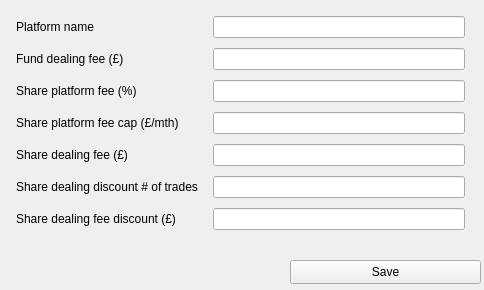
RolandWH/SIPPCompare, file gui/platform_edit.ui: the form before one commit.
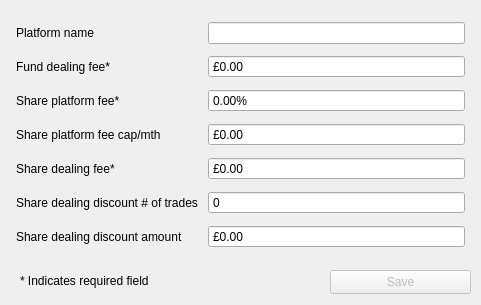
The form after the commit.

Commit message: platform edit error checking, more comments, misc other changes

The edit to the form file:
```diff
--- a/gui/platform_edit.ui
+++ b/gui/platform_edit.ui
@@ -6,8 +6,8 @@
    <rect>
     <x>0</x>
     <y>0</y>
-    <width>484</width>
-    <height>290</height>
+    <width>481</width>
+    <height>305</height>
    </rect>
   </property>
   <property name="windowTitle">
@@ -19,7 +19,7 @@
      <x>10</x>
      <y>10</y>
      <width>461</width>
-     <height>226</height>
+     <height>251</height>
     </rect>
    </property>
    <layout class="QGridLayout" name="gridLayout">
@@ -36,32 +36,11 @@
      <number>6</number>
     </property>
     <property name="horizontalSpacing">
-     <number>15</number>
-    </property>
-    <property name="verticalSpacing">
      <number>10</number>
     </property>
-    <item row="4" column="0" colspan="2">
-     <widget class="QLabel" name="share_plat_max_fee_lab">
-      <property name="text">
-       <string>Share platform fee cap (£/mth)</string>
-      </property>
-     </widget>
-    </item>
-    <item row="8" column="0" colspan="2">
-     <widget class="QLabel" name="share_deal_reduce_amount_lab">
-      <property name="text">
-       <string>Share dealing fee discount (£)</string>
-      </property>
-     </widget>
-    </item>
-    <item row="5" column="0" colspan="2">
-     <widget class="QLabel" name="share_deal_fee_lab">
-      <property name="text">
-       <string>Share dealing fee (£)</string>
-      </property>
-     </widget>
-    </item>
+    <property name="verticalSpacing">
+     <number>5</number>
+    </property>
     <item row="0" column="0" colspan="2">
      <widget class="QLabel" name="plat_name_lab">
       <property name="text">
@@ -69,14 +48,12 @@
       </property>
      </widget>
     </item>
-    <item row="5" column="2">
-     <widget class="QLineEdit" name="share_deal_fee_box"/>
-    </item>
-    <item row="1" column="2">
-     <widget class="QLineEdit" name="fund_deal_fee_box"/>
-    </item>
-    <item row="3" column="2">
-     <widget class="QLineEdit" name="share_plat_fee_box"/>
+    <item row="8" column="0" colspan="2">
+     <widget class="QLabel" name="share_deal_reduce_amount_lab">
+      <property name="text">
+       <string>Share dealing discount amount</string>
+      </property>
+     </widget>
     </item>
     <item row="0" column="2">
      <widget class="QLineEdit" name="plat_name_box"/>
@@ -84,26 +61,10 @@
     <item row="3" column="0" colspan="2">
      <widget class="QLabel" name="share_plat_fee_lab">
       <property name="text">
-       <string>Share platform fee (%)</string>
+       <string>Share platform fee*</string>
       </property>
      </widget>
     </item>
-    <item row="4" column="2">
-     <widget class="QLineEdit" name="share_plat_max_fee_box"/>
-    </item>
-    <item row="7" column="2">
-     <widget class="QLineEdit" name="share_deal_reduce_trades_box"/>
-    </item>
-    <item row="1" column="0" colspan="2">
-     <widget class="QLabel" name="fund_deal_fee_lab">
-      <property name="text">
-       <string>Fund dealing fee (£)</string>
-      </property>
-     </widget>
-    </item>
-    <item row="8" column="2">
-     <widget class="QLineEdit" name="share_deal_reduce_amount_box"/>
-    </item>
     <item row="7" column="0" colspan="2">
      <widget class="QLabel" name="share_deal_reduce_trades_lab">
       <property name="text">
@@ -111,14 +72,113 @@
       </property>
      </widget>
     </item>
+    <item row="5" column="0" colspan="2">
+     <widget class="QLabel" name="share_deal_fee_lab">
+      <property name="text">
+       <string>Share dealing fee*</string>
+      </property>
+     </widget>
+    </item>
+    <item row="1" column="0" colspan="2">
+     <widget class="QLabel" name="fund_deal_fee_lab">
+      <property name="text">
+       <string>Fund dealing fee*</string>
+      </property>
+     </widget>
+    </item>
+    <item row="4" column="0" colspan="2">
+     <widget class="QLabel" name="share_plat_max_fee_lab">
+      <property name="text">
+       <string>Share platform fee cap/mth</string>
+      </property>
+     </widget>
+    </item>
+    <item row="8" column="2">
+     <widget class="QDoubleSpinBox" name="share_deal_reduce_amount_box">
+      <property name="buttonSymbols">
+       <enum>QAbstractSpinBox::ButtonSymbols::NoButtons</enum>
+      </property>
+      <property name="correctionMode">
+       <enum>QAbstractSpinBox::CorrectionMode::CorrectToNearestValue</enum>
+      </property>
+      <property name="prefix">
+       <string>£</string>
+      </property>
+     </widget>
+    </item>
+    <item row="5" column="2">
+     <widget class="QDoubleSpinBox" name="share_deal_fee_box">
+      <property name="buttonSymbols">
+       <enum>QAbstractSpinBox::ButtonSymbols::NoButtons</enum>
+      </property>
+      <property name="correctionMode">
+       <enum>QAbstractSpinBox::CorrectionMode::CorrectToNearestValue</enum>
+      </property>
+      <property name="prefix">
+       <string>£</string>
+      </property>
+     </widget>
+    </item>
+    <item row="4" column="2">
+     <widget class="QDoubleSpinBox" name="share_plat_max_fee_box">
+      <property name="buttonSymbols">
+       <enum>QAbstractSpinBox::ButtonSymbols::NoButtons</enum>
+      </property>
+      <property name="correctionMode">
+       <enum>QAbstractSpinBox::CorrectionMode::CorrectToNearestValue</enum>
+      </property>
+      <property name="prefix">
+       <string>£</string>
+      </property>
+     </widget>
+    </item>
+    <item row="3" column="2">
+     <widget class="QDoubleSpinBox" name="share_plat_fee_box">
+      <property name="buttonSymbols">
+       <enum>QAbstractSpinBox::ButtonSymbols::NoButtons</enum>
+      </property>
+      <property name="correctionMode">
+       <enum>QAbstractSpinBox::CorrectionMode::CorrectToNearestValue</enum>
+      </property>
+      <property name="suffix">
+       <string>%</string>
+      </property>
+     </widget>
+    </item>
+    <item row="1" column="2">
+     <widget class="QDoubleSpinBox" name="fund_deal_fee_box">
+      <property name="buttonSymbols">
+       <enum>QAbstractSpinBox::ButtonSymbols::NoButtons</enum>
+      </property>
+      <property name="correctionMode">
+       <enum>QAbstractSpinBox::CorrectionMode::CorrectToNearestValue</enum>
+      </property>
+      <property name="prefix">
+       <string>£</string>
+      </property>
+     </widget>
+    </item>
+    <item row="7" column="2">
+     <widget class="QSpinBox" name="share_deal_reduce_trades_box">
+      <property name="buttonSymbols">
+       <enum>QAbstractSpinBox::ButtonSymbols::NoButtons</enum>
+      </property>
+      <property name="correctionMode">
+       <enum>QAbstractSpinBox::CorrectionMode::CorrectToNearestValue</enum>
+      </property>
+     </widget>
+    </item>
    </layout>
   </widget>
   <widget class="QPushButton" name="save_but">
+   <property name="enabled">
+    <bool>false</bool>
+   </property>
    <property name="geometry">
     <rect>
-     <x>290</x>
-     <y>260</y>
-     <width>191</width>
+     <x>330</x>
+     <y>270</y>
+     <width>141</width>
      <height>24</height>
     </rect>
    </property>
@@ -126,6 +186,19 @@
     <string>Save</string>
    </property>
   </widget>
+  <widget class="QLabel" name="label">
+   <property name="geometry">
+    <rect>
+     <x>20</x>
+     <y>270</y>
+     <width>191</width>
+     <height>21</height>
+    </rect>
+   </property>
+   <property name="text">
+    <string>* Indicates required field</string>
+   </property>
+  </widget>
  </widget>
  <tabstops>
   <tabstop>plat_name_box</tabstop>
```
Left out of the diff: 1 changed line with no effect on the pictures. The commit also changes 5 other files.
